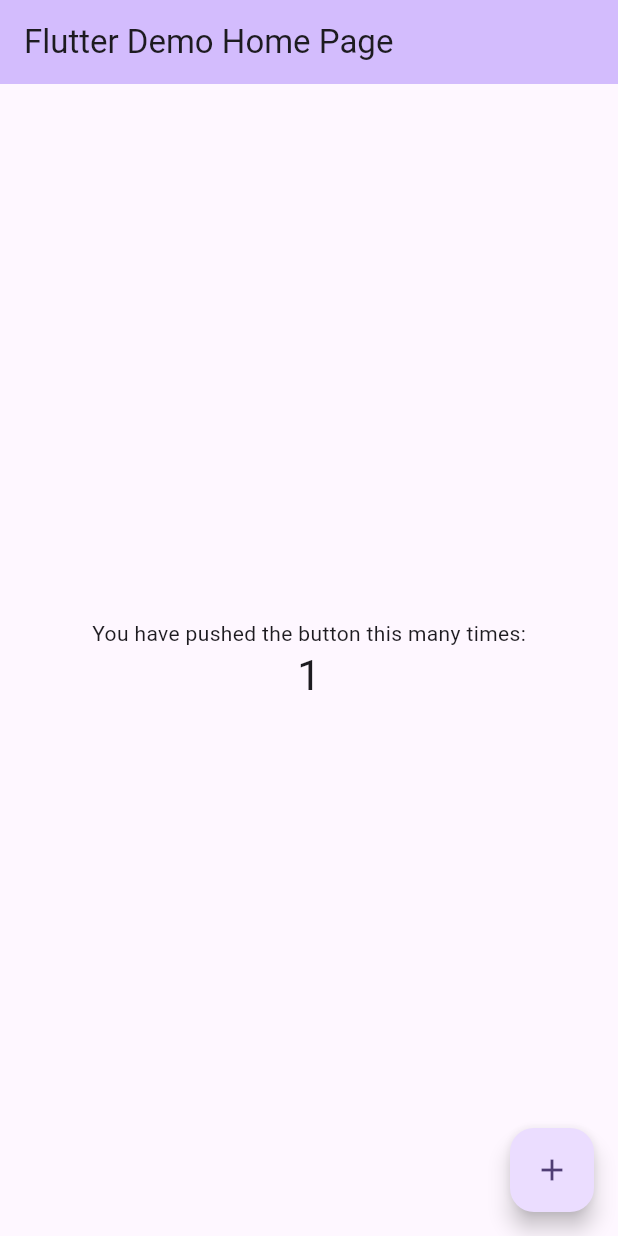
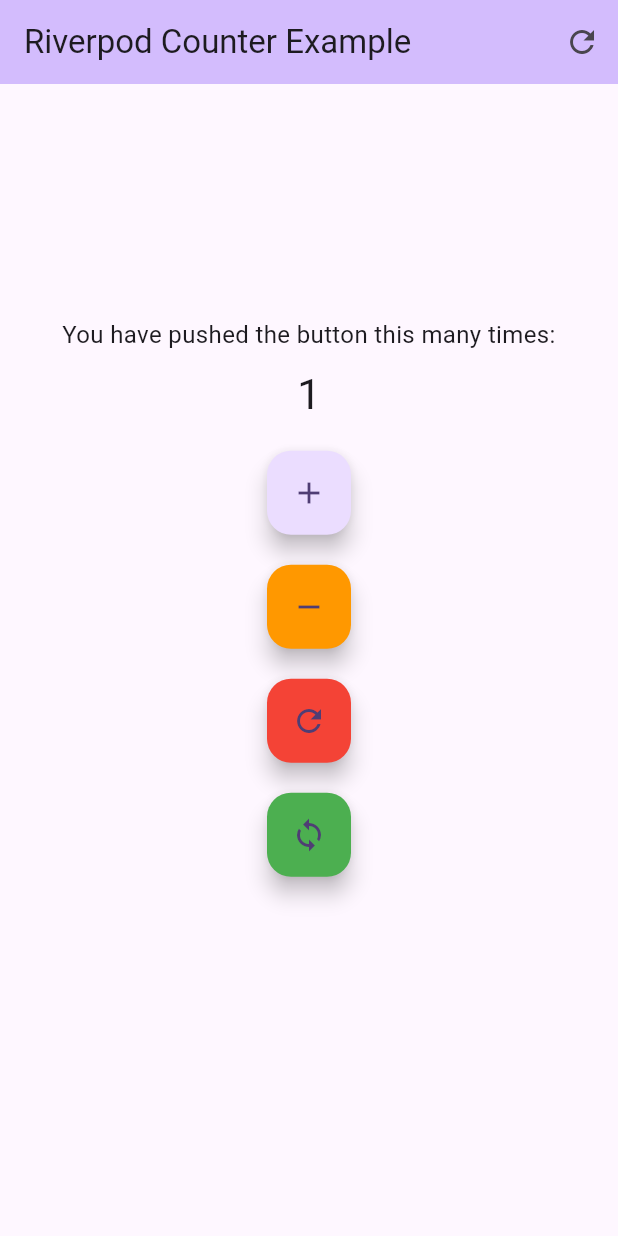
Before and after one commit to boywithdv/flutter_template, a Flutter app: the screen it shows after launch, after a tap on the "add" icon, on a phone screen of 412 x 824 dp. Run offline on Flutter 3.47's test engine with Material 3 defaults, Android fonts, the phone set to English and light mode, and no system bars; our stand-ins replace flutter_riverpod, riverpod_annotation; generated files the repository leaves out were written again.

Commit message:
feat: riverpod sample page create

```diff
--- /dev/null
+++ b/packages/flutter_app/lib/domain/entities/counter.dart
@@ -0,0 +1,28 @@
+/// Counter domain entity
+class Counter {
+  final int value;
+
+  const Counter({required this.value});
+
+  /// Create a new Counter with incremented value
+  Counter increment() => Counter(value: value + 1);
+
+  /// Create a new Counter with decremented value
+  Counter decrement() => Counter(value: value - 1);
+
+  /// Create a new Counter with reset value
+  Counter reset() => const Counter(value: 0);
+
+  @override
+  bool operator ==(Object other) =>
+      identical(this, other) ||
+      other is Counter &&
+          runtimeType == other.runtimeType &&
+          value == other.value;
+
+  @override
+  int get hashCode => value.hashCode;
+
+  @override
+  String toString() => 'Counter(value: $value)';
+}
--- /dev/null
+++ b/packages/flutter_app/lib/domain/providers/counter_providers.dart
@@ -0,0 +1,114 @@
+import 'dart:developer' as developer;
+
+import 'package:flutter_riverpod/flutter_riverpod.dart';
+import 'package:riverpod_annotation/riverpod_annotation.dart';
+
+import '../../infrastructure/data_sources/counter_data_source.dart';
+import '../../infrastructure/repositories/counter_repository_impl.dart';
+import '../entities/counter.dart';
+import '../repositories/counter_repository.dart';
+
+part 'counter_providers.g.dart';
+
+/// Provider for CounterDataSource
+/// This is a singleton provider to maintain state
+@Riverpod(keepAlive: true)
+CounterDataSource counterDataSource(Ref ref) {
+  developer.log('Creating CounterDataSource instance');
+  return CounterDataSource();
+}
+
+/// Provider for CounterRepository
+@Riverpod(keepAlive: true)
+CounterRepository counterRepository(Ref ref) {
+  final dataSource = ref.watch(counterDataSourceProvider);
+  return CounterRepositoryImpl(dataSource);
+}
+
+/// FutureProvider for getting counter value
+/// This demonstrates Query/Subscription pattern
+@riverpod
+Future<Counter> counter(Ref ref) async {
+  developer.log('counter provider called');
+  final notifierValue = await ref.watch(counterNotifierProvider.future);
+  developer.log('counter value: ${notifierValue.value}');
+  return notifierValue;
+}
+
+/// Provider for counter increment operation
+/// This demonstrates Mutation pattern
+@Riverpod(keepAlive: true)
+class CounterNotifier extends _$CounterNotifier {
+  @override
+  Future<Counter> build() async {
+    developer.log('CounterNotifier build called');
+    final repository = ref.read(counterRepositoryProvider);
+    final counter = await repository.getCounter();
+    developer.log('CounterNotifier initial value: ${counter.value}');
+    return counter;
+  }
+
+  /// Increment counter value
+  Future<void> increment() async {
+    developer.log('increment called');
+    state = const AsyncValue.loading();
+    try {
+      final repository = ref.read(counterRepositoryProvider);
+      final newCounter = await repository.increment();
+      developer.log('new counter value after increment: ${newCounter.value}');
+      state = AsyncValue.data(newCounter);
+      ref.notifyListeners();
+    } catch (error, stackTrace) {
+      developer.log('increment error: $error');
+      state = AsyncValue.error(error, stackTrace);
+    }
+  }
+
+  /// Decrement counter value
+  Future<void> decrement() async {
+    developer.log('decrement called');
+    state = const AsyncValue.loading();
+    try {
+      final repository = ref.read(counterRepositoryProvider);
+      final newCounter = await repository.decrement();
+      developer.log('new counter value after decrement: ${newCounter.value}');
+      state = AsyncValue.data(newCounter);
+      ref.notifyListeners();
+    } catch (error, stackTrace) {
+      developer.log('decrement error: $error');
+      state = AsyncValue.error(error, stackTrace);
+    }
+  }
+
+  /// Reset counter value
+  Future<void> reset() async {
+    developer.log('reset called');
+    state = const AsyncValue.loading();
+    try {
+      final repository = ref.read(counterRepositoryProvider);
+      final newCounter = await repository.reset();
+      developer.log('new counter value after reset: ${newCounter.value}');
+      state = AsyncValue.data(newCounter);
+      ref.notifyListeners();
+    } catch (error, stackTrace) {
+      developer.log('reset error: $error');
+      state = AsyncValue.error(error, stackTrace);
+    }
+  }
+
+  /// Refresh counter value
+  Future<void> refresh() async {
+    developer.log('refresh called');
+    state = const AsyncValue.loading();
+    try {
+      final repository = ref.read(counterRepositoryProvider);
+      final newCounter = await repository.getCounter();
+      developer.log('new counter value after refresh: ${newCounter.value}');
+      state = AsyncValue.data(newCounter);
+      ref.notifyListeners();
+    } catch (error, stackTrace) {
+      developer.log('refresh error: $error');
+      state = AsyncValue.error(error, stackTrace);
+    }
+  }
+}
--- /dev/null
+++ b/packages/flutter_app/lib/domain/repositories/counter_repository.dart
@@ -0,0 +1,19 @@
+import '../entities/counter.dart';
+
+/// Repository interface for Counter operations
+abstract class CounterRepository {
+  /// Get current counter value
+  Future<Counter> getCounter();
+
+  /// Save counter value
+  Future<void> saveCounter(Counter counter);
+
+  /// Increment counter value
+  Future<Counter> increment();
+
+  /// Decrement counter value
+  Future<Counter> decrement();
+
+  /// Reset counter value
+  Future<Counter> reset();
+}
--- /dev/null
+++ b/packages/flutter_app/lib/infrastructure/data_sources/counter_data_source.dart
@@ -0,0 +1,58 @@
+import 'dart:developer' as developer;
+
+import '../../domain/entities/counter.dart';
+
+/// Data source for Counter operations
+/// This simulates API calls and local storage
+class CounterDataSource {
+  // Singleton instance
+  static final CounterDataSource _instance = CounterDataSource._internal();
+  factory CounterDataSource() => _instance;
+  CounterDataSource._internal();
+
+  // Simulate local storage
+  int _currentValue = 0;
+
+  /// Get current counter value from data source
+  Future<Counter> getCounter() async {
+    // Simulate API delay
+    await Future.delayed(const Duration(milliseconds: 500));
+    developer.log('CounterDataSource.getCounter: $_currentValue');
+    return Counter(value: _currentValue);
+  }
+
+  /// Save counter value to data source
+  Future<void> saveCounter(Counter counter) async {
+    // Simulate API delay
+    await Future.delayed(const Duration(milliseconds: 300));
+    _currentValue = counter.value;
+    developer.log('CounterDataSource.saveCounter: $_currentValue');
+  }
+
+  /// Increment counter value in data source
+  Future<Counter> increment() async {
+    // Simulate API delay
+    await Future.delayed(const Duration(milliseconds: 400));
+    _currentValue++;
+    developer.log('CounterDataSource.increment: $_currentValue');
+    return Counter(value: _currentValue);
+  }
+
+  /// Decrement counter value in data source
+  Future<Counter> decrement() async {
+    // Simulate API delay
+    await Future.delayed(const Duration(milliseconds: 400));
+    _currentValue--;
+    developer.log('CounterDataSource.decrement: $_currentValue');
+    return Counter(value: _currentValue);
+  }
+
+  /// Reset counter value in data source
+  Future<Counter> reset() async {
+    // Simulate API delay
+    await Future.delayed(const Duration(milliseconds: 200));
+    _currentValue = 0;
+    developer.log('CounterDataSource.reset: $_currentValue');
+    return Counter(value: _currentValue);
+  }
+}
--- /dev/null
+++ b/packages/flutter_app/lib/infrastructure/repositories/counter_repository_impl.dart
@@ -0,0 +1,35 @@
+import '../../domain/entities/counter.dart';
+import '../../domain/repositories/counter_repository.dart';
+import '../data_sources/counter_data_source.dart';
+
+/// Implementation of CounterRepository
+class CounterRepositoryImpl implements CounterRepository {
+  final CounterDataSource _dataSource;
+
+  const CounterRepositoryImpl(this._dataSource);
+
+  @override
+  Future<Counter> getCounter() async {
+    return await _dataSource.getCounter();
+  }
+
+  @override
+  Future<void> saveCounter(Counter counter) async {
+    await _dataSource.saveCounter(counter);
+  }
+
+  @override
+  Future<Counter> increment() async {
+    return await _dataSource.increment();
+  }
+
+  @override
+  Future<Counter> decrement() async {
+    return await _dataSource.decrement();
+  }
+
+  @override
+  Future<Counter> reset() async {
+    return await _dataSource.reset();
+  }
+}
--- a/packages/flutter_app/lib/main.dart
+++ b/packages/flutter_app/lib/main.dart
@@ -1,7 +1,9 @@
 import 'package:flutter/material.dart';
+import 'package:flutter_riverpod/flutter_riverpod.dart';
+import 'package:flutter_template/presentation/pages/counter_page.dart';
 
 void main() {
-  runApp(const MyApp());
+  runApp(const ProviderScope(child: MyApp()));
 }
 
 class MyApp extends StatelessWidget {
@@ -11,7 +13,7 @@ class MyApp extends StatelessWidget {
   @override
   Widget build(BuildContext context) {
     return MaterialApp(
-      title: 'Flutter Demo',
+      title: 'Flutter Template',
       theme: ThemeData(
         // This is the theme of your application.
         //
@@ -29,8 +31,9 @@ class MyApp extends StatelessWidget {
         // This works for code too, not just values: Most code changes can be
         // tested with just a hot reload.
         colorScheme: ColorScheme.fromSeed(seedColor: Colors.deepPurple),
+        useMaterial3: true,
       ),
-      home: const MyHomePage(title: 'Flutter Demo Home Page'),
+      home: const CounterPage(),
     );
   }
 }
--- /dev/null
+++ b/packages/flutter_app/lib/presentation/pages/counter_page.dart
@@ -0,0 +1,53 @@
+import 'package:flutter/material.dart';
+import 'package:flutter_riverpod/flutter_riverpod.dart';
+
+import '../../domain/providers/counter_providers.dart';
+import '../widgets/counter_controls.dart';
+import '../widgets/counter_display.dart';
+
+/// Counter page that demonstrates Riverpod architecture
+class CounterPage extends ConsumerWidget {
+  const CounterPage({super.key});
+
+  @override
+  Widget build(BuildContext context, WidgetRef ref) {
+    return Scaffold(
+      appBar: AppBar(
+        backgroundColor: Theme.of(context).colorScheme.inversePrimary,
+        title: const Text('Riverpod Counter Example'),
+        actions: [
+          // Refresh button to demonstrate ref.refresh
+          IconButton(
+            onPressed: () async {
+              // This demonstrates the refresh pattern from the sequence diagram
+              // Refreshを実行し、新しい値を待機
+              final newValue = await ref.refresh(counterProvider.future);
+              if (context.mounted) {
+                ScaffoldMessenger.of(context).showSnackBar(
+                  SnackBar(
+                    content: Text('Counter refreshed: ${newValue.value}'),
+                    duration: const Duration(seconds: 1),
+                  ),
+                );
+              }
+            },
+            icon: const Icon(Icons.refresh),
+            tooltip: 'Refresh Counter',
+          ),
+        ],
+      ),
+      body: const Center(
+        child: Column(
+          mainAxisAlignment: MainAxisAlignment.center,
+          children: <Widget>[
+            // Counter display widget
+            CounterDisplay(),
+            SizedBox(height: 20),
+            // Counter controls widget
+            CounterControls(),
+          ],
+        ),
+      ),
+    );
+  }
+}
--- /dev/null
+++ b/packages/flutter_app/lib/presentation/widgets/counter_controls.dart
@@ -0,0 +1,114 @@
+import 'package:flutter/material.dart';
+import 'package:flutter_riverpod/flutter_riverpod.dart';
+
+import '../../domain/providers/counter_providers.dart';
+
+/// Widget that provides counter control buttons
+/// This demonstrates the ref.read pattern for mutations from the sequence diagram
+class CounterControls extends ConsumerWidget {
+  const CounterControls({super.key});
+
+  @override
+  Widget build(BuildContext context, WidgetRef ref) {
+    // This demonstrates the Mutation pattern from the sequence diagram
+    final counterNotifier = ref.watch(counterNotifierProvider.notifier);
+    final counterState = ref.watch(counterNotifierProvider);
+
+    return Padding(
+      padding: const EdgeInsets.symmetric(horizontal: 16),
+      child: Column(
+        mainAxisSize: MainAxisSize.min,
+        children: [
+          // Increment button
+          FloatingActionButton(
+            onPressed: counterState.isLoading
+                ? null
+                : () async {
+                    await counterNotifier.increment();
+                  },
+            tooltip: 'Increment',
+            child: const Icon(Icons.add),
+          ),
+          const SizedBox(height: 20),
+
+          // Decrement button
+          FloatingActionButton(
+            onPressed: counterState.isLoading
+                ? null
+                : () async {
+                    await counterNotifier.decrement();
+                  },
+            tooltip: 'Decrement',
+            backgroundColor: Colors.orange,
+            child: const Icon(Icons.remove),
+          ),
+          const SizedBox(height: 20),
+
+          // Reset button
+          FloatingActionButton(
+            onPressed: counterState.isLoading
+                ? null
+                : () async {
+                    await counterNotifier.reset();
+                  },
+            tooltip: 'Reset',
+            backgroundColor: Colors.red,
+            child: const Icon(Icons.refresh),
+          ),
+          const SizedBox(height: 20),
+
+          // Refresh button
+          FloatingActionButton(
+            onPressed: counterState.isLoading
+                ? null
+                : () async {
+                    await counterNotifier.refresh();
+                  },
+            tooltip: 'Refresh',
+            backgroundColor: Colors.green,
+            child: const Icon(Icons.sync),
+          ),
+
+          // 常に一定の余白を確保
+          const SizedBox(height: 20),
+
+          // Loading indicator area with fixed height
+          Container(
+            height: 64, // より大きな高さを確保
+            alignment: Alignment.center,
+            child: counterState.isLoading
+                ? const Row(
+                    mainAxisAlignment: MainAxisAlignment.center,
+                    children: [
+                      SizedBox(
+                        width: 20,
+                        height: 20,
+                        child: CircularProgressIndicator(strokeWidth: 2),
+                      ),
+                      SizedBox(width: 8),
+                      Text('Processing...', style: TextStyle(fontSize: 14)),
+                    ],
+                  )
+                : null,
+          ),
+
+          // Error display
+          if (counterState.hasError) ...[
+            Container(
+              padding: const EdgeInsets.all(16),
+              decoration: BoxDecoration(
+                color: Colors.red.shade100,
+                borderRadius: BorderRadius.circular(8),
+              ),
+              child: Text(
+                'Error: ${counterState.error}',
+                style: const TextStyle(color: Colors.red),
+                textAlign: TextAlign.center,
+              ),
+            ),
+          ],
+        ],
+      ),
+    );
+  }
+}
--- /dev/null
+++ b/packages/flutter_app/lib/presentation/widgets/counter_display.dart
@@ -0,0 +1,65 @@
+import 'dart:developer' as developer;
+
+import 'package:flutter/material.dart';
+import 'package:flutter_riverpod/flutter_riverpod.dart';
+
+import '../../domain/providers/counter_providers.dart';
+
+/// Widget that displays the counter value
+/// This demonstrates the ref.watch pattern from the sequence diagram
+class CounterDisplay extends ConsumerWidget {
+  const CounterDisplay({super.key});
+
+  @override
+  Widget build(BuildContext context, WidgetRef ref) {
+    // This demonstrates the Query/Subscription pattern from the sequence diagram
+    final counterAsync = ref.watch(counterNotifierProvider);
+    developer.log('CounterDisplay build: ${counterAsync.value?.value}');
+
+    return Column(
+      mainAxisSize: MainAxisSize.min,
+      children: [
+        const Text(
+          'You have pushed the button this many times:',
+          style: TextStyle(fontSize: 16),
+          textAlign: TextAlign.center,
+        ),
+        const SizedBox(height: 10),
+        counterAsync.when(
+          data: (counter) {
+            developer.log('CounterDisplay data: ${counter.value}');
+            return Text(
+              '${counter.value}',
+              style: Theme.of(context).textTheme.headlineMedium,
+            );
+          },
+          loading: () {
+            final previousValue = counterAsync.value?.value ?? 0;
+            developer.log(
+              'CounterDisplay loading, previous value: $previousValue',
+            );
+            return Text(
+              '$previousValue',
+              style: Theme.of(context).textTheme.headlineMedium,
+            );
+          },
+          error: (error, stackTrace) {
+            developer.log('CounterDisplay error: $error');
+            return Column(
+              mainAxisSize: MainAxisSize.min,
+              children: [
+                const Icon(Icons.error_outline, color: Colors.red, size: 48),
+                const SizedBox(height: 10),
+                Text(
+                  'Error: $error',
+                  style: const TextStyle(color: Colors.red),
+                  textAlign: TextAlign.center,
+                ),
+              ],
+            );
+          },
+        ),
+      ],
+    );
+  }
+}
```
Also changed, not shown: melos.yaml (+28 -0 lines), packages/flutter_app/pubspec.yaml (+8 -0 lines), packages/flutter_app/lib/domain/providers/counter_providers.g.dart (added), packages/flutter_app/pubspec.lock, 2 other files.
